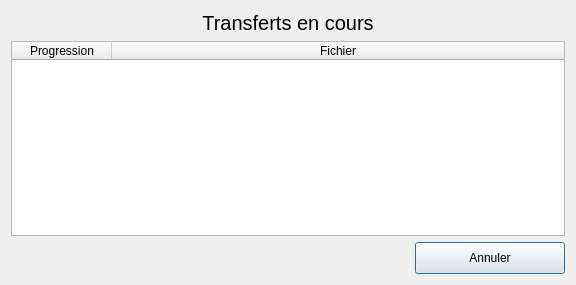
First picture: the form in client/src/dialogs/TransferProgressDialog.ui, repository introlab/openteraplus, before the edit.
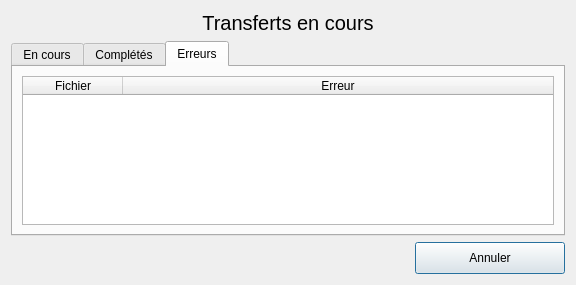
Second picture: the form after the edit. Icons and pictures are not drawn.

Commit message: Refs #33. Managed transferring files states in TransferProgressDialog

```diff
--- a/client/src/dialogs/TransferProgressDialog.ui
+++ b/client/src/dialogs/TransferProgressDialog.ui
@@ -168,6 +168,26 @@
     </widget>
    </item>
    <item>
+    <widget class="QTabWidget" name="tabTransfers">
+     <property name="currentIndex">
+      <number>2</number>
+     </property>
+     <property name="iconSize">
+      <size>
+       <width>20</width>
+       <height>20</height>
+      </size>
+     </property>
+     <widget class="QWidget" name="tabInProgress">
+      <attribute name="icon">
+       <iconset resource="../../resources/TeraClient.qrc">
+        <normaloff>:/icons/download.png</normaloff>:/icons/download.png</iconset>
+      </attribute>
+      <attribute name="title">
+       <string>En cours</string>
+      </attribute>
+      <layout class="QVBoxLayout" name="verticalLayout_3">
+       <item>
     <widget class="QTableWidget" name="tableTransfers">
      <property name="editTriggers">
       <set>QAbstractItemView::NoEditTriggers</set>
@@ -197,6 +217,55 @@
        <string>Fichier</string>
       </property>
      </column>
+        </widget>
+       </item>
+      </layout>
+     </widget>
+     <widget class="QWidget" name="tabCompleted">
+      <attribute name="icon">
+       <iconset resource="../../resources/TeraClient.qrc">
+        <normaloff>:/icons/ok.png</normaloff>:/icons/ok.png</iconset>
+      </attribute>
+      <attribute name="title">
+       <string>Complétés</string>
+      </attribute>
+      <layout class="QVBoxLayout" name="verticalLayout_2">
+       <item>
+        <widget class="QListWidget" name="lstCompleted"/>
+       </item>
+      </layout>
+     </widget>
+     <widget class="QWidget" name="tabErrors">
+      <attribute name="icon">
+       <iconset resource="../../resources/TeraClient.qrc">
+        <normaloff>:/icons/error.png</normaloff>:/icons/error.png</iconset>
+      </attribute>
+      <attribute name="title">
+       <string>Erreurs</string>
+      </attribute>
+      <layout class="QVBoxLayout" name="verticalLayout_4">
+       <item>
+        <widget class="QTableWidget" name="tableErrors">
+         <attribute name="horizontalHeaderStretchLastSection">
+          <bool>true</bool>
+         </attribute>
+         <attribute name="verticalHeaderVisible">
+          <bool>false</bool>
+         </attribute>
+         <column>
+          <property name="text">
+           <string>Fichier</string>
+          </property>
+         </column>
+         <column>
+          <property name="text">
+           <string>Erreur</string>
+          </property>
+         </column>
+        </widget>
+       </item>
+      </layout>
+     </widget>
     </widget>
    </item>
    <item>
```
Lines whose indentation alone changed are shown as unchanged. The commit also changes 19 other files.
